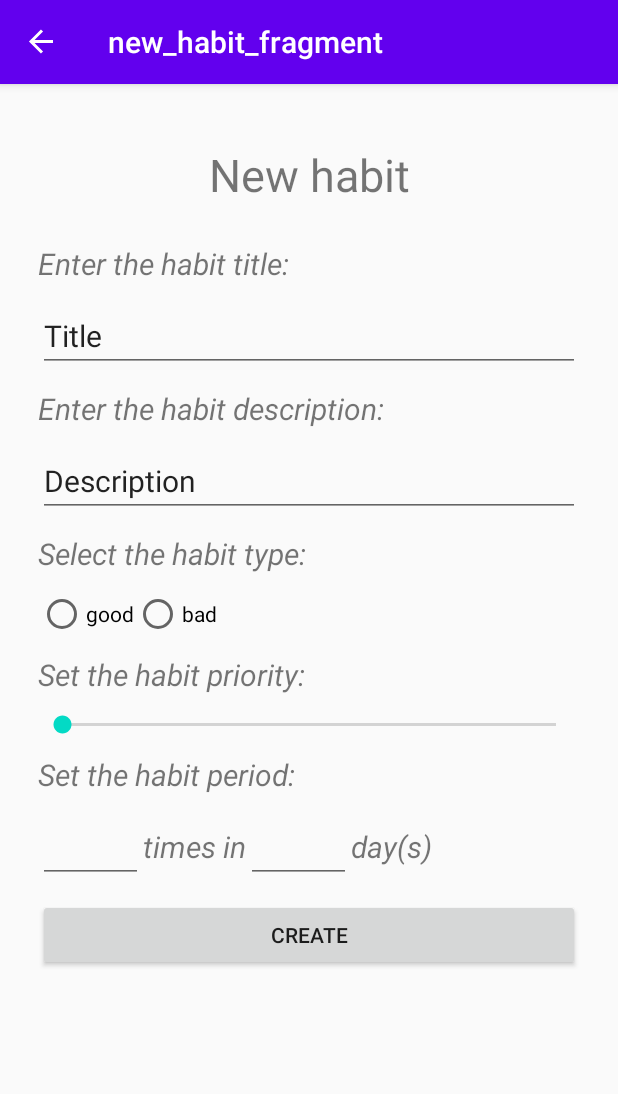
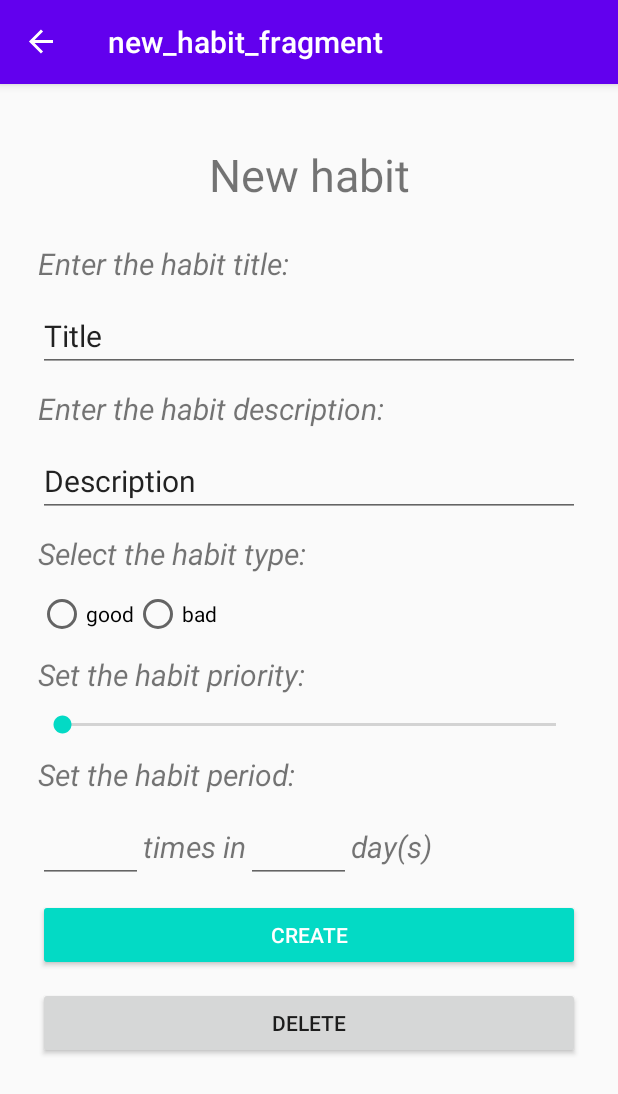
Before and after one commit to slysheva/HabitTracker, an Android app: the NewHabitFragment screen opened through its navigation route, on a phone screen of 412 x 824 dp. Shown: the top 1094 px of the screen. Run offline under Robolectric (Android 15) with nearby library versions, the phone set to English and light mode, and no system bars; our stand-ins replace navigation-ui.

Commit message:
add delete button

```diff
--- a/app/src/main/java/com/example/myapplication/MainActivity.kt
+++ b/app/src/main/java/com/example/myapplication/MainActivity.kt
@@ -39,10 +39,11 @@ class MainActivity : AppCompatActivity(), NewHabitFragment.OnHabitSelectedListen
     }
 
     override fun onHabitChange(habit: Habit, pos: Int?, statusCode: Int?) {
-        if (statusCode == HABIT_EDIT_REQUEST && pos != null)
-            habits[pos] = habit
-        else if(statusCode == HABITS_ADD_REQUEST)
-            habits.add(habit)
+        when (statusCode) {
+            HABIT_EDIT_REQUEST -> habits[pos!!] = habit
+            HABITS_ADD_REQUEST -> habits.add(habit)
+            HABIT_REMOVE_REQUEST -> habits.removeAt(pos!!)
+        }
 
         navController.navigate(R.id.action_newHabitFragment_to_homeFragment)
     }
--- a/app/src/main/java/com/example/myapplication/NewHabitFragment.kt
+++ b/app/src/main/java/com/example/myapplication/NewHabitFragment.kt
@@ -59,6 +59,8 @@ class NewHabitFragment : Fragment() {
             statusCode = it.get(STATUS_CODE) as Int
         }
 
+        val deleteButton = view.button_delete
+
         if (habit != null) {
 
             view.editTitle.setText(habit!!.name)
@@ -68,10 +70,17 @@ class NewHabitFragment : Fragment() {
                 .isChecked = true
             view.editTimes.setText(habit!!.quantity.toString())
             view.editDays.setText(habit!!.periodicity.toString())
+
+            deleteButton.setOnClickListener {
+                callback?.onHabitChange(habit!!, idParam, MainActivity.HABIT_REMOVE_REQUEST)
+            }
         }
 
-        val button = view.button_create
-        button.setOnClickListener{
+        if (statusCode == MainActivity.HABITS_ADD_REQUEST)
+            deleteButton.visibility = View.GONE
+
+        val createButton = view.button_create
+        createButton.setOnClickListener{
             val nameText = view.editTitle.text.toString()
             val descriptionText = view.editDescription.text.toString()
             val priority = view.habitPriority.progress
--- a/app/src/main/res/layout/activity_main.xml
+++ b/app/src/main/res/layout/activity_main.xml
@@ -12,12 +12,6 @@
         android:layout_width="match_parent"
         android:layout_height="match_parent">
 
-
-        <FrameLayout
-            android:id="@+id/fragment_container"
-            android:layout_width="match_parent"
-            android:layout_height="match_parent">
-        </FrameLayout>
 
         <fragment
             android:id="@+id/navigation_fragment"
--- a/app/src/main/res/layout/new_habit_fragment.xml
+++ b/app/src/main/res/layout/new_habit_fragment.xml
@@ -159,22 +159,31 @@
                 android:id="@+id/enterPeriodDays"
                 android:layout_width="wrap_content"
                 android:layout_height="wrap_content"
-                android:text="day(s)"
+                android:text="@string/day_s"
                 android:textSize="20sp"
                 android:textStyle="italic"/>
 
         </LinearLayout>
 
 
-
+        <Button
+            android:id="@+id/button_create"
+            style="@style/Widget.AppCompat.Button.Colored"
+            android:layout_width="match_parent"
+            android:layout_height="wrap_content"
+            android:layout_margin="5dp"
+            android:shadowColor="#5523E3"
+            android:text="@string/create" />
 
         <Button
-            android:id="@+id/button_create"
+            android:id="@+id/button_delete"
+            style="@style/Widget.AppCompat.Button"
             android:layout_width="match_parent"
             android:layout_height="wrap_content"
+            android:layout_margin="5dp"
             android:shadowColor="#5523E3"
-            android:text="Create"
-            android:layout_margin="5dp"/>
+            android:text="@string/delete" />
+
 
 
     </LinearLayout>
--- a/app/src/main/res/values/strings.xml
+++ b/app/src/main/res/values/strings.xml
@@ -19,4 +19,7 @@
     <string name="open_drawer" />
     <string name="close_drawer">close_drawer</string>
     <string name="try_it_now">try it now</string>
+    <string name="day_s">day(s)</string>
+    <string name="create">Create</string>
+    <string name="delete">delete</string>
 </resources>
```
